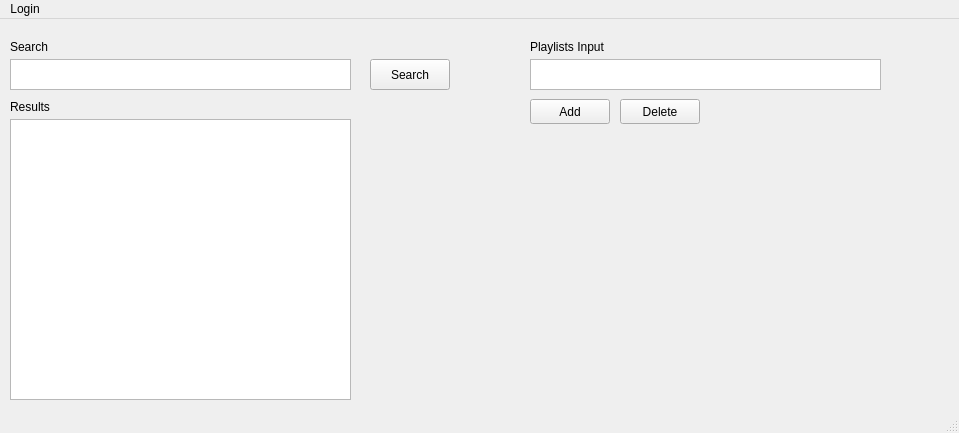
The window that SpotifyChallenge/myspotify.ui (pedrooculos/SpotifyChallenge) describes before a commit, drawn with Qt 5.
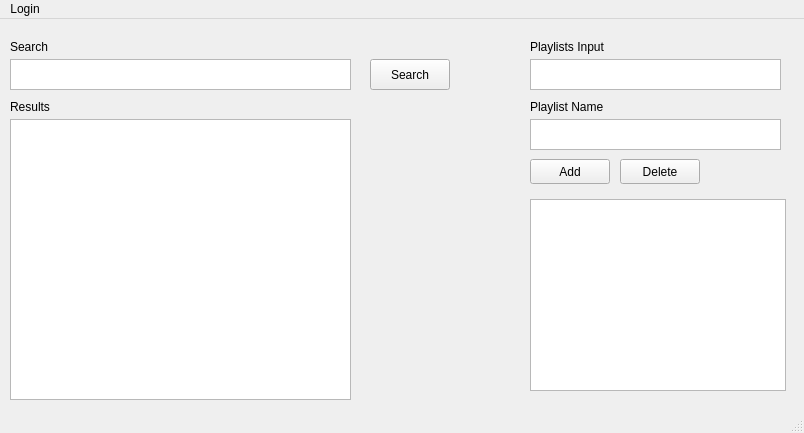
The same window after the commit.

Commit message: Add music to specific playlist

Patch:
```diff
--- a/SpotifyChallenge/myspotify.ui
+++ b/SpotifyChallenge/myspotify.ui
@@ -6,7 +6,7 @@
    <rect>
     <x>0</x>
     <y>0</y>
-    <width>959</width>
+    <width>804</width>
     <height>433</height>
    </rect>
   </property>
@@ -72,7 +72,7 @@
      <rect>
       <x>530</x>
       <y>40</y>
-      <width>351</width>
+      <width>251</width>
       <height>31</height>
      </rect>
     </property>
@@ -81,7 +81,7 @@
     <property name="geometry">
      <rect>
       <x>530</x>
-      <y>80</y>
+      <y>140</y>
       <width>80</width>
       <height>25</height>
      </rect>
@@ -94,7 +94,7 @@
     <property name="geometry">
      <rect>
       <x>620</x>
-      <y>80</y>
+      <y>140</y>
       <width>80</width>
       <height>25</height>
      </rect>
@@ -129,13 +129,46 @@
      <string>Playlists Input</string>
     </property>
    </widget>
+   <widget class="QTextEdit" name="playlistName">
+    <property name="geometry">
+     <rect>
+      <x>530</x>
+      <y>100</y>
+      <width>251</width>
+      <height>31</height>
+     </rect>
+    </property>
+   </widget>
+   <widget class="QLabel" name="label_4">
+    <property name="geometry">
+     <rect>
+      <x>530</x>
+      <y>80</y>
+      <width>91</width>
+      <height>16</height>
+     </rect>
+    </property>
+    <property name="text">
+     <string>Playlist Name</string>
+    </property>
+   </widget>
+   <widget class="QTextBrowser" name="playlistOut">
+    <property name="geometry">
+     <rect>
+      <x>530</x>
+      <y>180</y>
+      <width>256</width>
+      <height>192</height>
+     </rect>
+    </property>
+   </widget>
   </widget>
   <widget class="QMenuBar" name="menubar">
    <property name="geometry">
     <rect>
      <x>0</x>
      <y>0</y>
-     <width>959</width>
+     <width>804</width>
      <height>25</height>
     </rect>
    </property>
```
The commit also changes 5 other files.
